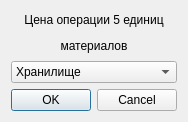
The window that sectordialog.ui (hvorovk/anthill_simulator) describes before a commit, drawn with Qt 5.
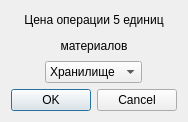
The same window after the commit.

Commit message: Added help, fixed crutch and replace enum by class enum

The edit to the form file:
```diff
--- a/sectordialog.ui
+++ b/sectordialog.ui
@@ -22,6 +22,21 @@
     </widget>
    </item>
    <item>
+    <layout class="QHBoxLayout" name="horizontalLayout">
+     <item>
+      <spacer name="horizontalSpacer">
+       <property name="orientation">
+        <enum>Qt::Horizontal</enum>
+       </property>
+       <property name="sizeHint" stdset="0">
+        <size>
+         <width>40</width>
+         <height>20</height>
+        </size>
+       </property>
+      </spacer>
+     </item>
+     <item>
     <widget class="QComboBox" name="comboBox">
      <item>
       <property name="text">
@@ -39,6 +54,21 @@
       </property>
      </item>
     </widget>
+     </item>
+     <item>
+      <spacer name="horizontalSpacer_2">
+       <property name="orientation">
+        <enum>Qt::Horizontal</enum>
+       </property>
+       <property name="sizeHint" stdset="0">
+        <size>
+         <width>40</width>
+         <height>20</height>
+        </size>
+       </property>
+      </spacer>
+     </item>
+    </layout>
    </item>
    <item>
     <widget class="QDialogButtonBox" name="buttonBox">
```
Left out of the diff: 2 changed lines with no effect on the pictures. Lines whose indentation alone changed are shown as unchanged. The commit also changes 24 other files.
